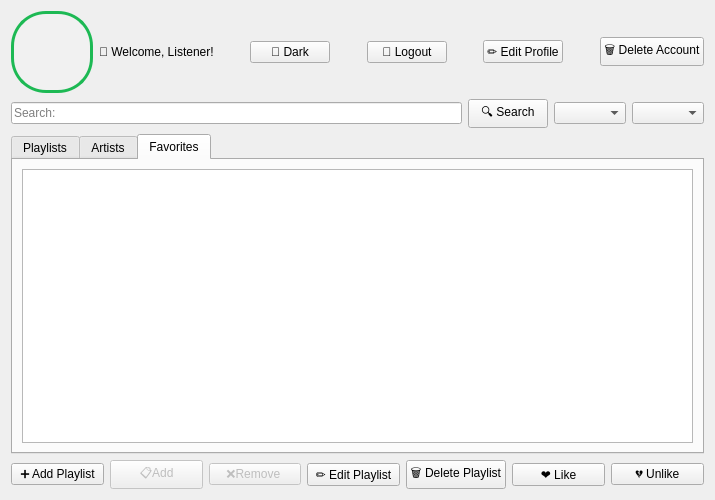
This is Spotify/listenerwindow.ui in Razatak186/Spotify-Project as Qt 5 draws it before an edit. The edited form follows.
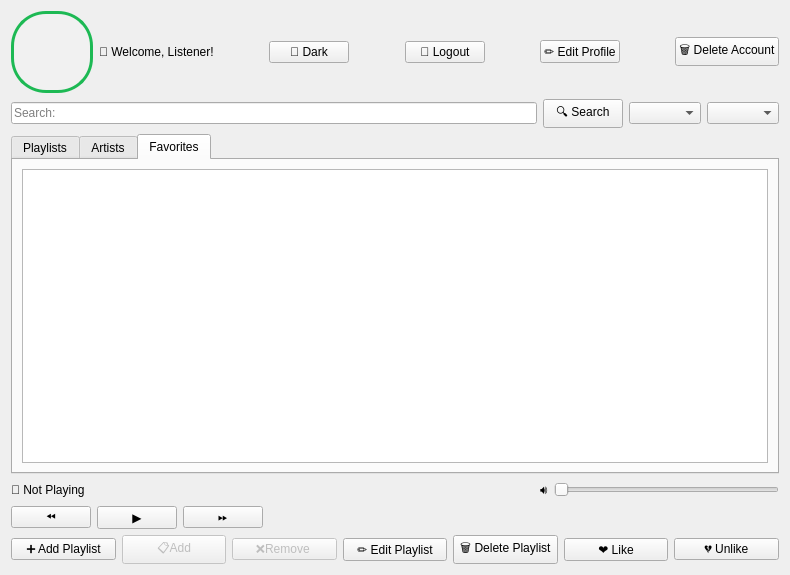
This is the edited form. The open tabs and pages were chosen to show the change.

```diff
--- a/Spotify/listenerwindow.ui
+++ b/Spotify/listenerwindow.ui
@@ -6,8 +6,8 @@
    <rect>
     <x>0</x>
     <y>0</y>
-    <width>715</width>
-    <height>500</height>
+    <width>790</width>
+    <height>575</height>
    </rect>
   </property>
   <property name="windowTitle">
@@ -203,6 +203,113 @@
        </widget>
       </widget>
      </item>
+     <item>
+      <layout class="QHBoxLayout" name="horizontalLayout_3">
+       <item>
+        <widget class="QLabel" name="nowPlayingLabel">
+         <property name="text">
+          <string>🎵 Not Playing</string>
+         </property>
+        </widget>
+       </item>
+       <item>
+        <spacer name="horizontalSpacer_6">
+         <property name="orientation">
+          <enum>Qt::Orientation::Horizontal</enum>
+         </property>
+         <property name="sizeHint" stdset="0">
+          <size>
+           <width>40</width>
+           <height>20</height>
+          </size>
+         </property>
+        </spacer>
+       </item>
+       <item>
+        <spacer name="horizontalSpacer_5">
+         <property name="orientation">
+          <enum>Qt::Orientation::Horizontal</enum>
+         </property>
+         <property name="sizeHint" stdset="0">
+          <size>
+           <width>40</width>
+           <height>20</height>
+          </size>
+         </property>
+        </spacer>
+       </item>
+       <item>
+        <widget class="QLabel" name="volumeLabel">
+         <property name="text">
+          <string>🔊</string>
+         </property>
+        </widget>
+       </item>
+       <item>
+        <widget class="QSlider" name="volumeSlider">
+         <property name="cursor">
+          <cursorShape>UpArrowCursor</cursorShape>
+         </property>
+         <property name="orientation">
+          <enum>Qt::Orientation::Horizontal</enum>
+         </property>
+        </widget>
+       </item>
+      </layout>
+     </item>
+     <item>
+      <layout class="QHBoxLayout" name="horizontalLayout_6">
+       <item>
+        <widget class="QPushButton" name="prevButton">
+         <property name="cursor">
+          <cursorShape>PointingHandCursor</cursorShape>
+         </property>
+         <property name="text">
+          <string>⏪</string>
+         </property>
+        </widget>
+       </item>
+       <item>
+        <widget class="QPushButton" name="playButton">
+         <property name="minimumSize">
+          <size>
+           <width>20</width>
+           <height>0</height>
+          </size>
+         </property>
+         <property name="cursor">
+          <cursorShape>PointingHandCursor</cursorShape>
+         </property>
+         <property name="text">
+          <string>▶️</string>
+         </property>
+        </widget>
+       </item>
+       <item>
+        <widget class="QPushButton" name="nextButton">
+         <property name="cursor">
+          <cursorShape>PointingHandCursor</cursorShape>
+         </property>
+         <property name="text">
+          <string>⏩</string>
+         </property>
+        </widget>
+       </item>
+       <item>
+        <spacer name="horizontalSpacer_7">
+         <property name="orientation">
+          <enum>Qt::Orientation::Horizontal</enum>
+         </property>
+         <property name="sizeHint" stdset="0">
+          <size>
+           <width>40</width>
+           <height>20</height>
+          </size>
+         </property>
+        </spacer>
+       </item>
+      </layout>
+     </item>
      <item>
       <layout class="QHBoxLayout" name="horizontalLayout_7">
        <item>
```
Left out of the diff: 89 changed lines with no effect on the pictures.
